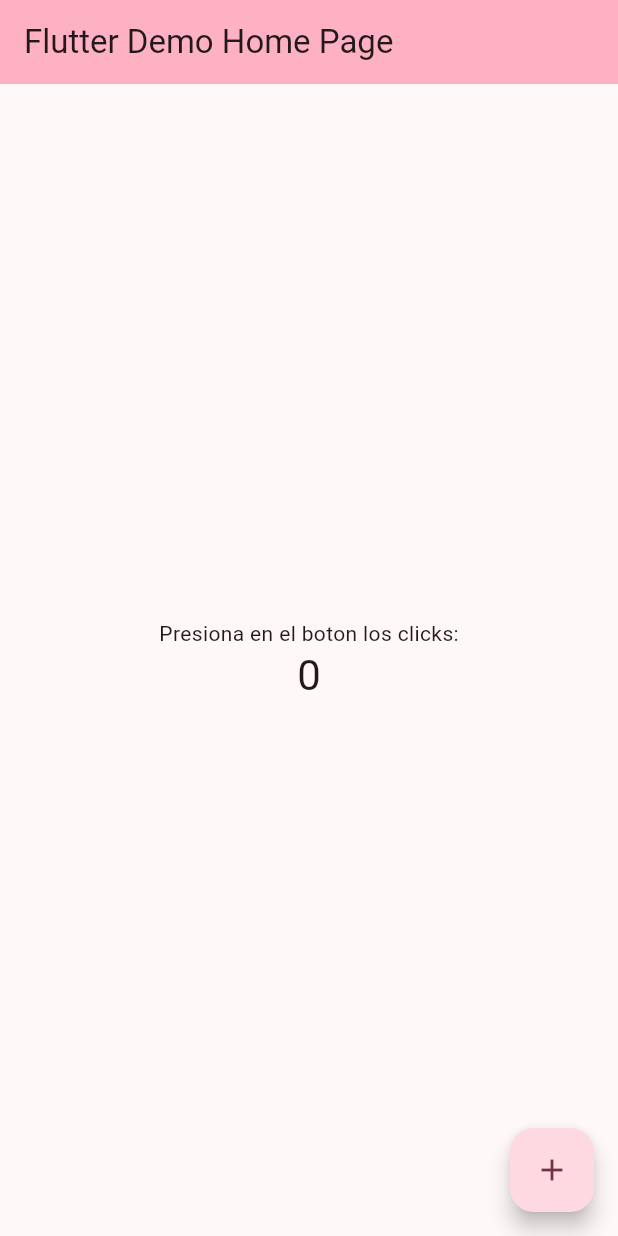
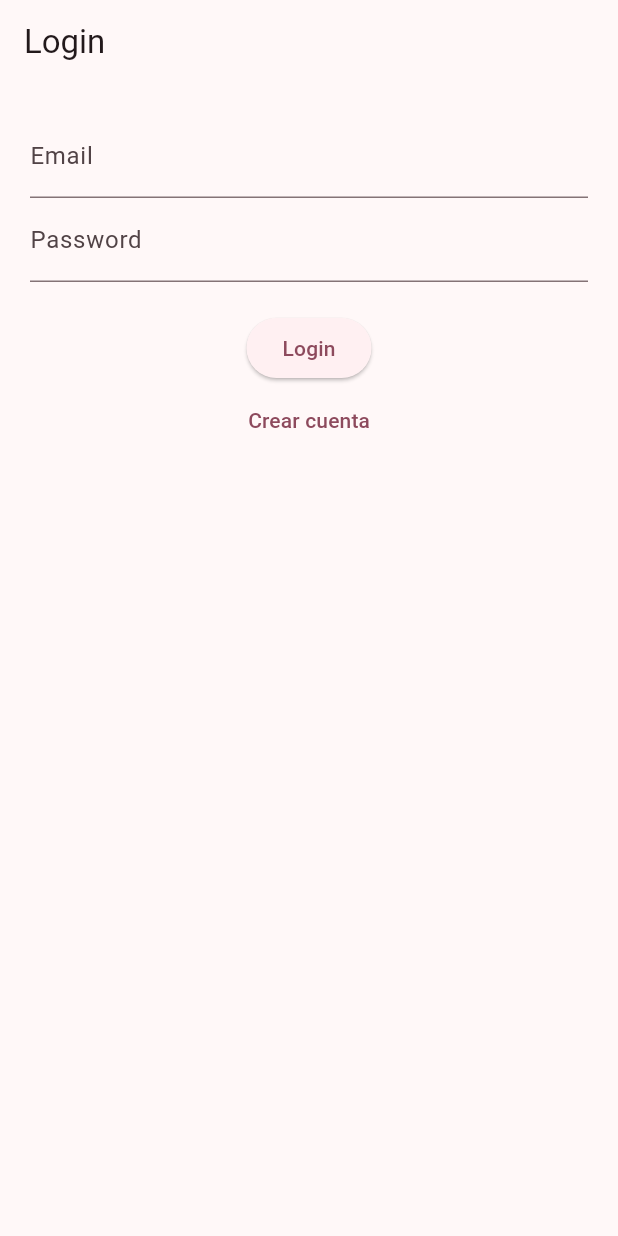
Before and after one commit to Luis3644/Recicladora, a Flutter app: the screen it shows after launch, on a phone screen of 412 x 824 dp. Run offline on Flutter 3.47's test engine with Material 3 defaults, Android fonts, the phone set to English and light mode, and no system bars; our stand-ins replace cloud_firestore, firebase_analytics, firebase_auth, firebase_core, firebase_crashlytics; accounts and stored records are empty.

Commit message:
Creacion de archivos login y register

```diff
--- a/flutter_application_1/lib/main.dart
+++ b/flutter_application_1/lib/main.dart
@@ -3,8 +3,8 @@ import 'package:flutter/material.dart';
 import 'package:firebase_core/firebase_core.dart';
 import 'package:firebase_analytics/firebase_analytics.dart';
 import 'package:firebase_crashlytics/firebase_crashlytics.dart';
-
 import 'firebase_options.dart';
+import 'screens/login_screen.dart';
 
 
 void main()  async {
@@ -17,9 +17,8 @@ void main()  async {
 
  FlutterError.onError = FirebaseCrashlytics.instance.recordFlutterFatalError;
 
+ final FirebaseAnalytics analytics = FirebaseAnalytics.instance;
 
-
-   final FirebaseAnalytics analytics = FirebaseAnalytics.instance;
 
    await analytics.logEvent(
   name: "super_prueba",
@@ -27,8 +26,6 @@ void main()  async {
     "timestamp": DateTime.now().toIso8601String(),
   },
 );
-
-
 
 
   runApp(const MyApp());
@@ -40,25 +37,24 @@ void main()  async {
 class MyApp extends StatelessWidget {
   const MyApp({super.key});
 
-
-
   @override
   Widget build(BuildContext context) {
 
 
+    return MaterialApp(
+      debugShowCheckedModeBanner: false,
+      title: 'Flutter Demo',
+
+      theme: ThemeData(
+        colorScheme: ColorScheme.fromSeed(seedColor: const Color.fromARGB(255, 249, 8, 124)),
+      ),
+      home: LoginScreen(),
+    );
+  }
+}
 
 
 
-    return MaterialApp(
-      title: 'Flutter Demo',
-      theme: ThemeData(
-
-        colorScheme: .fromSeed(seedColor: const Color.fromARGB(255, 249, 8, 124)),
-      ),
-      home: const MyHomePage(title: 'Flutter Demo Home Page'),
-    );
-  }
-}
 
 class MyHomePage extends StatefulWidget {
   const MyHomePage({super.key, required this.title});
--- /dev/null
+++ b/flutter_application_1/lib/screens/login_screen.dart
@@ -0,0 +1,80 @@
+import 'package:flutter/material.dart';
+import 'package:firebase_auth/firebase_auth.dart';
+import 'package:cloud_firestore/cloud_firestore.dart';
+import 'register_screen.dart';
+
+class LoginScreen extends StatefulWidget {
+  @override
+  _LoginScreenState createState() => _LoginScreenState();
+}
+
+class _LoginScreenState extends State<LoginScreen> {
+
+  final TextEditingController emailController = TextEditingController();
+  final TextEditingController passwordController = TextEditingController();
+
+  final FirebaseAuth _auth = FirebaseAuth.instance;
+  final FirebaseFirestore _firestore = FirebaseFirestore.instance;
+
+  Future<void> loginUsuario() async {
+    try {
+      UserCredential userCredential = await _auth.signInWithEmailAndPassword(
+        email: emailController.text.trim(),
+        password: passwordController.text.trim(),
+      );
+
+      String uid = userCredential.user!.uid;
+
+      DocumentSnapshot userDoc =
+          await _firestore.collection("usuarios").doc(uid).get();
+
+      String rol = userDoc["rol"];
+
+      ScaffoldMessenger.of(context).showSnackBar(
+        SnackBar(content: Text("Rol: $rol")),
+      );
+
+      // 🔥 Aquí después mandamos a pantalla según rol
+      // if (rol == "admin") ...
+      // if (rol == "operador") ...
+
+    } catch (e) {
+      ScaffoldMessenger.of(context).showSnackBar(
+        SnackBar(content: Text("Error: $e")),
+      );
+    }
+  }
+
+  @override
+  Widget build(BuildContext context) {
+    return Scaffold(
+      appBar: AppBar(title: Text("Login")),
+      body: Padding(
+        padding: const EdgeInsets.all(20),
+        child: Column(
+          children: [
+            TextField(controller: emailController, decoration: InputDecoration(labelText: "Email")),
+            TextField(controller: passwordController, decoration: InputDecoration(labelText: "Password"), obscureText: true),
+
+            SizedBox(height: 20),
+
+            ElevatedButton(
+              onPressed: loginUsuario,
+              child: Text("Login"),
+            ),
+
+            TextButton(
+              onPressed: () {
+                Navigator.push(
+                  context,
+                  MaterialPageRoute(builder: (context) => RegisterScreen()),
+                );
+              },
+              child: Text("Crear cuenta"),
+            )
+          ],
+        ),
+      ),
+    );
+  }
+}
--- a/flutter_application_1/pubspec.yaml
+++ b/flutter_application_1/pubspec.yaml
@@ -38,6 +38,7 @@ dependencies:
   cloud_firestore: 6.1.2
   firebase_analytics: ^12.1.2
   firebase_crashlytics: ^5.0.7
+  firebase_auth: ^6.1.4
 
 dev_dependencies:
   flutter_test:
```
Also changed, not shown: flutter_application_1/lib/screens/register_screen.dart (added, +76 -0 lines), flutter_application_1/pubspec.lock, 3 other files.
